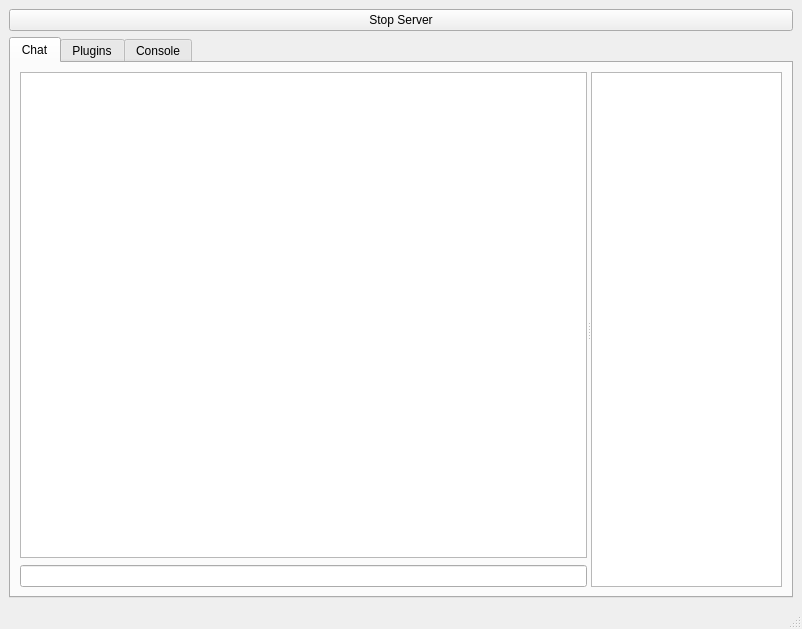
Before: the Qt Designer form 2/interface.ui in doctoboggan/blankkit, drawn with Qt 5.
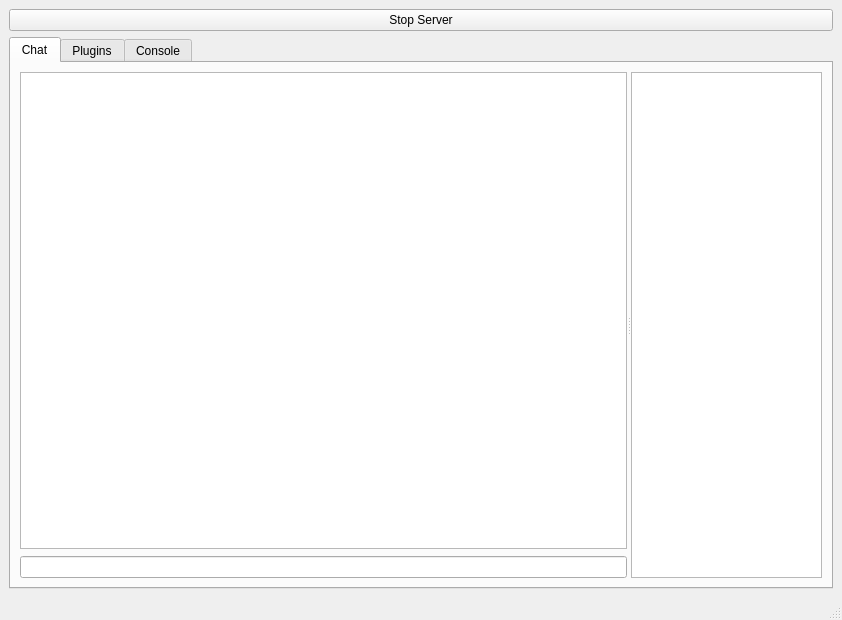
After: the same form once the commit is applied. The open tabs and pages were chosen to show the change. Icons and pictures are not drawn.

Commit message: pyuic4 built

```diff
--- a/2/interface.ui
+++ b/2/interface.ui
@@ -6,8 +6,8 @@
    <rect>
     <x>0</x>
     <y>0</y>
-    <width>802</width>
-    <height>629</height>
+    <width>842</width>
+    <height>620</height>
    </rect>
   </property>
   <property name="windowTitle">
@@ -56,7 +56,7 @@
               <property name="orientation">
                <enum>Qt::Horizontal</enum>
               </property>
-              <widget class="QWidget" name="">
+              <widget class="QWidget" name="layoutWidget">
                <layout class="QVBoxLayout" name="verticalLayout">
                 <property name="spacing">
                  <number>7</number>
```
Left out of the diff: 29 changed lines with no effect on the pictures. The commit also changes 1 other file.
